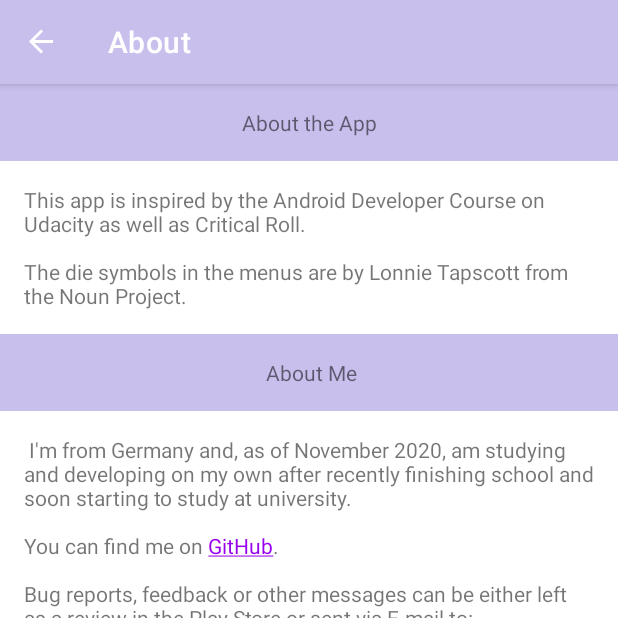
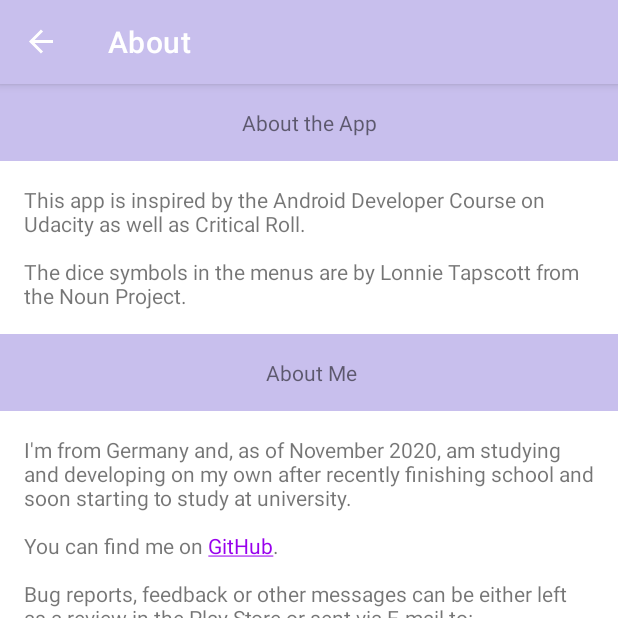
Before and after one commit to LukasH77/Dice2Go, an Android app: the AboutFragment screen opened through its navigation route, on a phone screen of 412 x 824 dp, the top half of it. Run offline under Robolectric (Android 15) with nearby library versions, the phone set to English and light mode, and no system bars; our stand-ins replace data binding, navigation-ui.

Commit message:
Edited some strings.

```diff
--- a/app/src/main/res/values/strings.xml
+++ b/app/src/main/res/values/strings.xml
@@ -1,26 +1,29 @@
 <resources>
     <string name="app_name">Die Rolling</string>
     <string name="hello_blank_fragment">Hello blank fragment</string>
+
     <string name="preferences_key">Preferences</string>
     <string name="animation_preference">Animation</string>
     <string name="sound_preference">Sound</string>
     <string name="vibration_preference">Vibration</string>
-    <string name="short_hint">This is the select menu, it opens when no dice are on screen or when you tap the \"SELECT\" button. Select a type of die from the menu to add it.
+
+    <string name="short_hint">This is the select menu, it opens when no dice are on screen or when you tap the \"SELECT\" button. Select a type of dice from the menu to add it.
         \n
-        \nTap the \"ADD\" button to add more of you selected type.
+        \nTap the \"ADD\" button to add more of your selected type.
         \n
-        \nTap a die to replace or remove it.
+        \nTap a dice to replace or remove it.
         \n
         \nWhen you\'re ready - start rolling!</string>
-    <string name="about_the_app">
-        This app is inspired by the Android Developer Course on Udacity as well as Critical Roll.
+
+    <string name="about_the_app">This app is inspired by the Android Developer Course on Udacity as well as Critical Roll.
         \n
-        \nThe die symbols in the menus are by Lonnie Tapscott from the Noun Project.</string>
-    <string name="about_me">
-        I\'m from Germany and, as of November 2020, am studying and developing on my own after recently finishing school and soon starting to study at university.
+        \nThe dice symbols in the menus are by Lonnie Tapscott from the Noun Project.</string>
+
+    <string name="about_me">I\'m from Germany and, as of November 2020, am studying and developing on my own after recently finishing school and soon starting to study at university.
         \n
         \nYou can find me on <a href="https://github.com/LukasH77">GitHub</a>.
         \n
         \nBug reports, feedback or other messages can be either left as a review in the Play Store or sent via E-mail to:</string>
+
     <string name="email"><a href="">LHendeavours@gmail.com</a></string>
 </resources>
```
